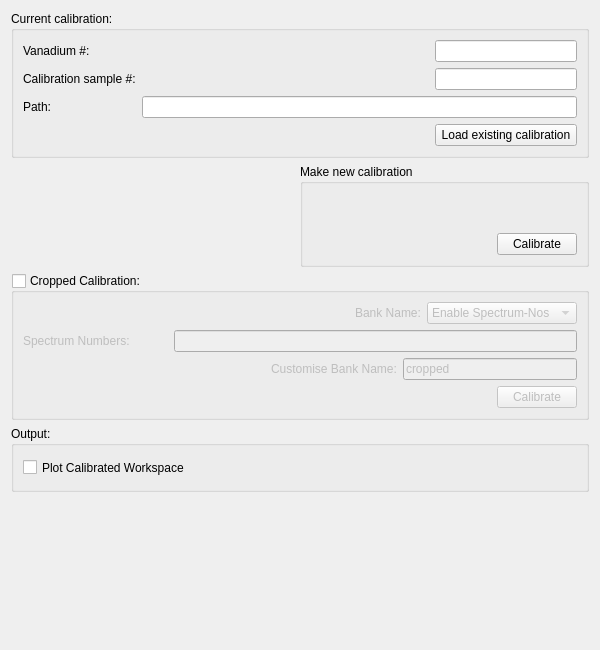
Before: the Qt Designer form MantidQt/CustomInterfaces/inc/MantidQtCustomInterfaces/EnggDiffraction/EnggDiffractionQtTabCalib.ui in mantidproject/mantid, drawn with Qt 5.
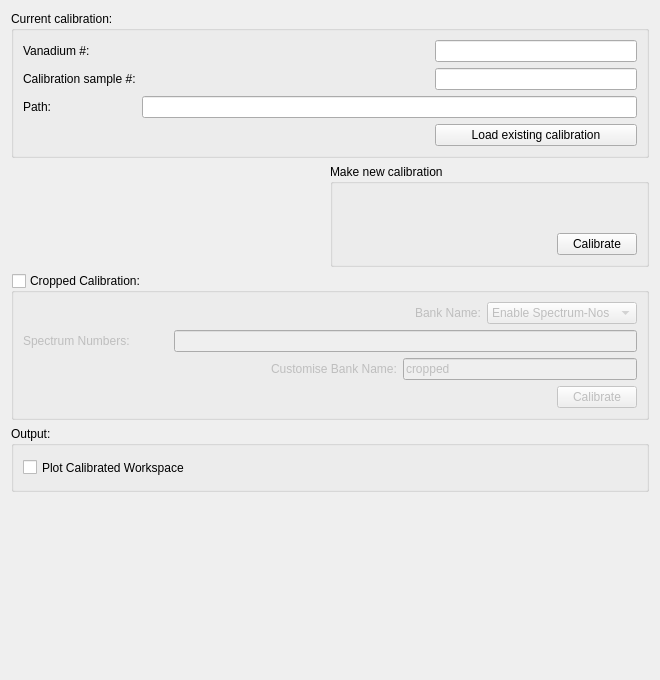
After: the same form once the commit is applied. Custom widgets are drawn as their Qt base class.

Commit message: more uniform tab size and widget sizes, re #16087

```diff
--- a/MantidQt/CustomInterfaces/inc/MantidQtCustomInterfaces/EnggDiffraction/EnggDiffractionQtTabCalib.ui
+++ b/MantidQt/CustomInterfaces/inc/MantidQtCustomInterfaces/EnggDiffraction/EnggDiffractionQtTabCalib.ui
@@ -6,8 +6,8 @@
    <rect>
     <x>0</x>
     <y>0</y>
-    <width>600</width>
-    <height>650</height>
+    <width>660</width>
+    <height>680</height>
    </rect>
   </property>
   <property name="windowTitle">
```
The commit also changes 4 other files.
